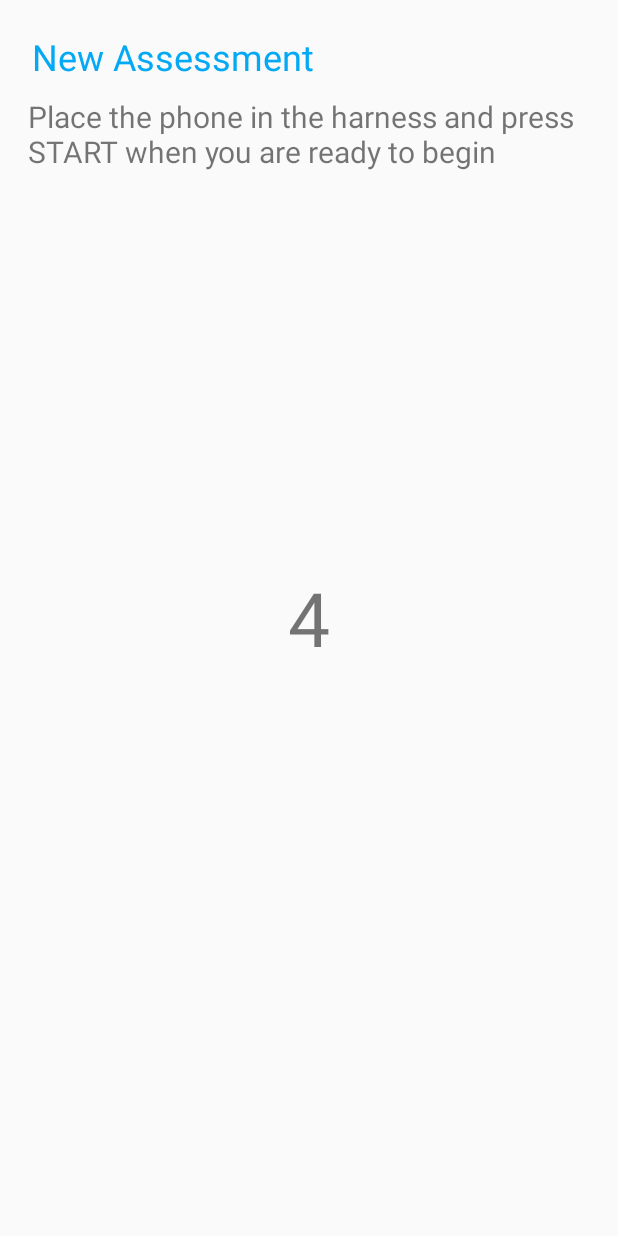
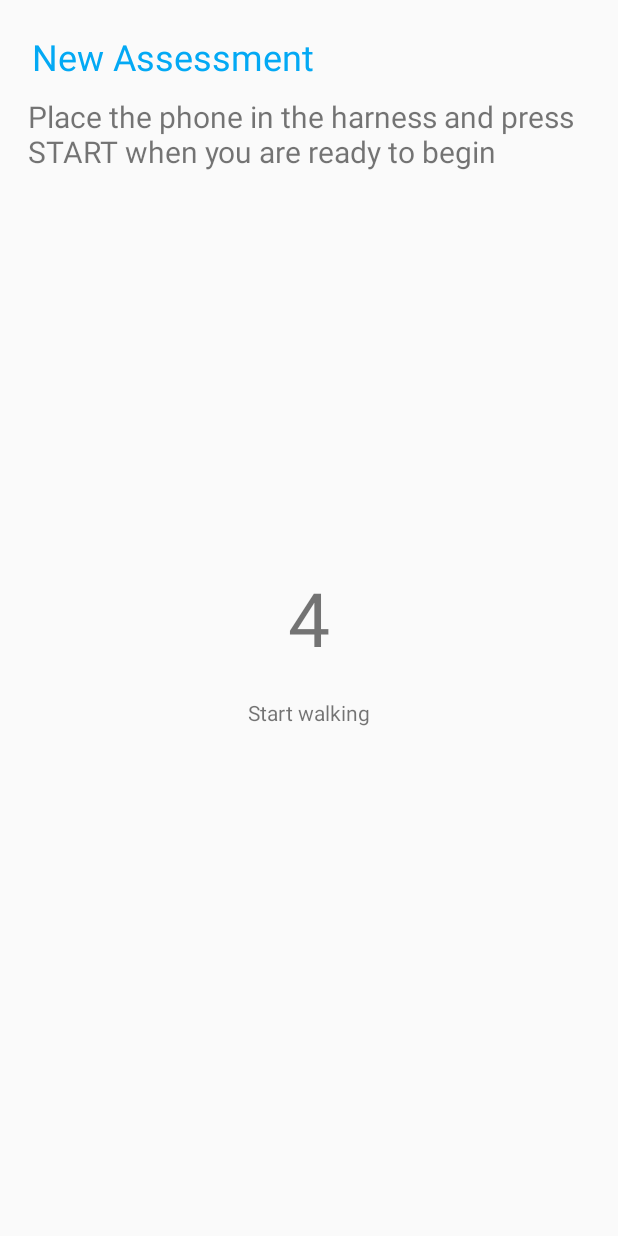
Before and after one commit to jennaleeb/journey_wireframes, an Android app: the MeasureActivity screen opened directly, with no data from a screen before it, after a tap on "START", on a phone screen of 412 x 824 dp. Run offline under Robolectric (Android 15) with nearby library versions, the phone set to English and light mode, and no system bars; 1 statement that could not run was skipped.

Commit message:
UI changes and bug fixes

```diff
--- a/app/src/main/java/com/uoft/journey/data/LocalDatabaseAccess.java
+++ b/app/src/main/java/com/uoft/journey/data/LocalDatabaseAccess.java
@@ -199,6 +199,8 @@ public class LocalDatabaseAccess {
                 if(!data.isNull(2)) {
                     trial.setStepAnalysis(data.getFloat(2), data.getFloat(3), data.getFloat(4));
                 }
+
+                trial.setStepTimes(getTrialStepTimes(ctx, trial.getTrialId()));
                 trials.add(trial);
 
             }
@@ -266,7 +268,7 @@ public class LocalDatabaseAccess {
 
             AccelerometerData acc = new AccelerometerData(idArray, elapsedArray, xArray, yArray, zArray);
 
-            if(isProcessed) {
+            if(isProcessed || (yProcessed.size() > yVals.size() - 20 && yProcessed.size() > 0)) {
                 float[] xProc = new float[xProcessed.size()];
                 float[] yProc = new float[yProcessed.size()];
                 float[] zProc = new float[zProcessed.size()];
--- a/app/src/main/java/com/uoft/journey/service/DataService.java
+++ b/app/src/main/java/com/uoft/journey/service/DataService.java
@@ -6,6 +6,7 @@ import com.uoft.journey.data.LocalDatabaseAccess;
 import com.uoft.journey.entity.AccelerometerData;
 import com.uoft.journey.entity.Trial;
 
+import java.util.ArrayList;
 import java.util.Date;
 
 /**
@@ -24,4 +25,8 @@ public class DataService {
     public static Trial getTrial(Context ctx, int trialId) {
         return LocalDatabaseAccess.getTrial(ctx, trialId);
     }
+
+    public static ArrayList<Trial> getTrialsForUser(Context ctx, int userId) {
+        return LocalDatabaseAccess.getTrialsForUser(ctx, userId);
+    }
 }
--- a/app/src/main/java/com/uoft/journey/ui/adapter/PatientTrialsListAdapter.java
+++ b/app/src/main/java/com/uoft/journey/ui/adapter/PatientTrialsListAdapter.java
@@ -64,7 +64,7 @@ public class PatientTrialsListAdapter extends RecyclerView.Adapter<PatientTrials
     @Override
     public void onBindViewHolder(ViewHolder holder, final int position) {
         DateFormat df = new SimpleDateFormat("dd MMM", Locale.CANADA);
-        DateFormat df2 = new SimpleDateFormat("dd MMM yyyy hh:mm a", Locale.CANADA);
+        DateFormat df2 = new SimpleDateFormat("dd MMM yyyy - hh:mm a", Locale.CANADA);
         if(mTrials != null && mTrials.size() > position) {
             holder.day.setText(df.format(mTrials.get(position).getStartTime()));
             holder.title.setText(String.format("Assessment %d", mTrials.get(position).getTrialId()));
--- a/app/src/main/java/com/uoft/journey/ui/fragment/PatientTrialsFragment.java
+++ b/app/src/main/java/com/uoft/journey/ui/fragment/PatientTrialsFragment.java
@@ -12,10 +12,9 @@ import android.view.View;
 import android.view.ViewGroup;
 
 import com.uoft.journey.R;
-import com.uoft.journey.data.LocalDatabaseAccess;
 import com.uoft.journey.entity.Trial;
+import com.uoft.journey.service.DataService;
 import com.uoft.journey.ui.activity.AssessmentDetailActivity;
-import com.uoft.journey.ui.activity.PatientMainActivity;
 import com.uoft.journey.ui.adapter.PatientTrialsListAdapter;
 
 import java.util.ArrayList;
@@ -64,7 +63,7 @@ public class PatientTrialsFragment extends Fragment implements PatientTrialsList
         mRecyclerView = (RecyclerView) view.findViewById(R.id.trial_list_view);
         mLayoutManager = new LinearLayoutManager(getContext());
         mRecyclerView.setLayoutManager(mLayoutManager);
-        ArrayList<Trial> trials = LocalDatabaseAccess.getTrialsForUser(getContext(), mUserId);
+        ArrayList<Trial> trials = DataService.getTrialsForUser(view.getContext(), mUserId);
         mAdapter = new PatientTrialsListAdapter(trials, this);
         mRecyclerView.setAdapter(mAdapter);
 
--- a/app/src/main/res/layout/activity_measure.xml
+++ b/app/src/main/res/layout/activity_measure.xml
@@ -64,6 +64,16 @@
         android:layout_centerInParent="true"
         android:textSize="50sp"/>
 
+    <TextView
+        android:id="@+id/text_walk_instructions"
+        android:layout_width="wrap_content"
+        android:layout_height="wrap_content"
+        android:text="@string/start_walking"
+        android:visibility="invisible"
+        android:layout_centerHorizontal="true"
+        android:layout_marginTop="20dp"
+        android:layout_below="@+id/text_countdown"/>
+
     <ImageView
         android:id="@+id/image_walk"
         android:layout_width="100dp"
@@ -90,50 +100,122 @@
         android:text="@string/processing"
         android:visibility="invisible"/>
 
-    <LinearLayout
+    <TableLayout
         android:id="@+id/layout_output"
         android:layout_width="match_parent"
         android:layout_height="wrap_content"
+        android:layout_marginLeft="5dp"
+        android:layout_marginStart="5dp"
         android:layout_centerInParent="true"
-        android:padding="5dp"
         android:visibility="invisible"
-        android:gravity="center"
-        android:orientation="vertical">
+        android:stretchColumns="0">
+
+        <TableRow>
             <TextView
                 android:id="@+id/text_output_1"
                 android:layout_width="wrap_content"
                 android:layout_height="wrap_content"
                 android:textSize="20sp"
                 android:layout_marginBottom="10dp"
+                android:text="@string/duration"
                 />
+            <TextView
+                android:id="@+id/text_output_1_val"
+                android:layout_width="80dp"
+                android:layout_height="wrap_content"
+                android:textSize="16sp"
+                android:background="@color/colorAccent"
+                android:textColor="@color/textColorPrimary"
+                android:layout_marginBottom="10dp"
+                android:gravity="center"
+                android:padding="3dp"
+                />
+        </TableRow>
+        <TableRow>
             <TextView
                 android:id="@+id/text_output_2"
                 android:layout_width="wrap_content"
                 android:layout_height="wrap_content"
                 android:textSize="20sp"
                 android:layout_marginBottom="10dp"
+                android:text="@string/number_steps"
                 />
+            <TextView
+                android:id="@+id/text_output_2_val"
+                android:layout_width="80dp"
+                android:layout_height="wrap_content"
+                android:textSize="16sp"
+                android:background="@color/colorAccent"
+                android:textColor="@color/textColorPrimary"
+                android:layout_marginBottom="10dp"
+                android:padding="3dp"
+                android:gravity="center"
+                />
+        </TableRow>
+        <TableRow>
             <TextView
                 android:id="@+id/text_output_3"
                 android:layout_width="wrap_content"
                 android:layout_height="wrap_content"
                 android:textSize="20sp"
                 android:layout_marginBottom="10dp"
+                android:text="@string/average_time"
                 />
+            <TextView
+                android:id="@+id/text_output_3_val"
+                android:layout_width="80dp"
+                android:layout_height="wrap_content"
+                android:textSize="16sp"
+                android:background="@color/colorAccent"
+                android:textColor="@color/textColorPrimary"
+                android:layout_marginBottom="10dp"
+                android:padding="3dp"
+                android:gravity="center"
+                />
+        </TableRow>
+        <TableRow>
             <TextView
                 android:id="@+id/text_output_4"
                 android:layout_width="wrap_content"
                 android:layout_height="wrap_content"
                 android:textSize="20sp"
                 android:layout_marginBottom="10dp"
+                android:text="@string/standard_dev"
                 />
+            <TextView
+                android:id="@+id/text_output_4_val"
+                android:layout_width="80dp"
+                android:layout_height="wrap_content"
+                android:textSize="16sp"
+                android:background="@color/colorAccent"
+                android:textColor="@color/textColorPrimary"
+                android:layout_marginBottom="10dp"
+                android:padding="3dp"
+                android:gravity="center"
+                />
+        </TableRow>
+        <TableRow>
             <TextView
                 android:id="@+id/text_output_5"
                 android:layout_width="wrap_content"
                 android:layout_height="wrap_content"
                 android:textSize="20sp"
                 android:layout_marginBottom="10dp"
+                android:text="@string/variation"
                 />
-    </LinearLayout>
+            <TextView
+                android:id="@+id/text_output_5_val"
+                android:layout_width="80dp"
+                android:layout_height="wrap_content"
+                android:textSize="16sp"
+                android:background="@color/colorAccent"
+                android:textColor="@color/textColorPrimary"
+                android:layout_marginBottom="10dp"
+                android:padding="3dp"
+                android:gravity="center"
+                />
+        </TableRow>
+
+    </TableLayout>
 
 </RelativeLayout>
--- a/app/src/main/res/values/strings.xml
+++ b/app/src/main/res/values/strings.xml
@@ -12,6 +12,8 @@
     <string name="average_time">Average stride time</string>
     <string name="standard_dev">Standard deviation</string>
     <string name="variation">Coefficient of Variation</string>
+    <string name="start_walking">Start walking</string>
+    <string name="keep_walking">Keep walking</string>
 
 
     <string name="hello_world">Hello world!</string>
```
Also changed, not shown: app/src/main/java/com/uoft/journey/service/SensorService.java (+0 -17 lines), app/src/main/java/com/uoft/journey/ui/activity/AssessmentDetailActivity.java (+10 -3 lines), app/src/main/java/com/uoft/journey/ui/activity/MeasureActivity.java (+27 -7 lines), app/src/main/res/layout/activity_assessment_detail.xml (+13 -1 lines), app/src/main/res/layout/trial_card.xml (+5 -2 lines). Lines whose indentation alone changed are shown as unchanged.
